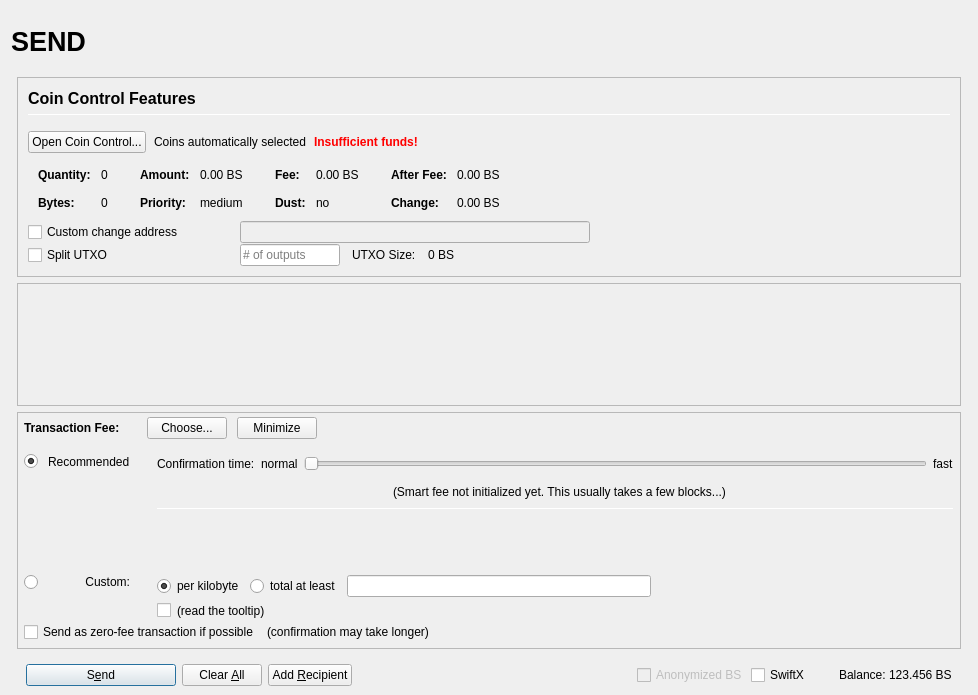
First picture: the form in src/qt/forms/sendcoinsdialog.ui, repository bitstakecore/skw-no-master, before the edit.
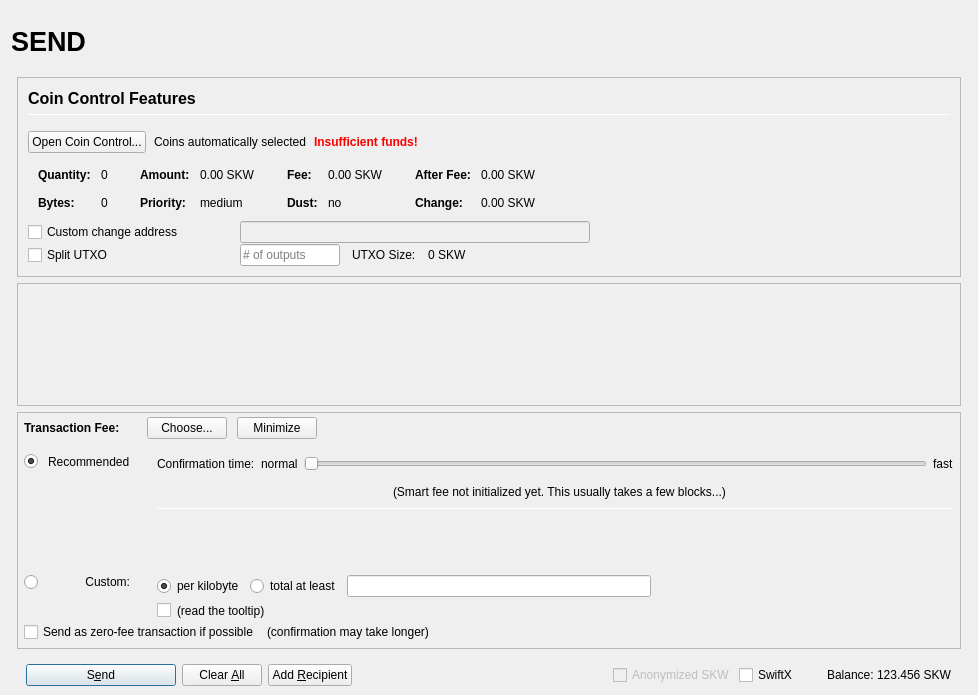
Second picture: the form after the edit. Icons and pictures are not drawn. Custom widgets are drawn as their Qt base class.

```diff
--- a/src/qt/forms/sendcoinsdialog.ui
+++ b/src/qt/forms/sendcoinsdialog.ui
@@ -493,7 +493,7 @@
                         <enum>Qt::ActionsContextMenu</enum>
                        </property>
                        <property name="text">
-                        <string notr="true">0.00 BS</string>
+                        <string notr="true">0.00 SKW</string>
                        </property>
                        <property name="textInteractionFlags">
                         <set>Qt::LinksAccessibleByMouse|Qt::TextSelectableByKeyboard|Qt::TextSelectableByMouse</set>
@@ -573,7 +573,7 @@
                         <enum>Qt::ActionsContextMenu</enum>
                        </property>
                        <property name="text">
-                        <string notr="true">0.00 BS</string>
+                        <string notr="true">0.00 SKW</string>
                        </property>
                        <property name="textInteractionFlags">
                         <set>Qt::LinksAccessibleByMouse|Qt::TextSelectableByKeyboard|Qt::TextSelectableByMouse</set>
@@ -653,7 +653,7 @@
                         <enum>Qt::ActionsContextMenu</enum>
                        </property>
                        <property name="text">
-                        <string notr="true">0.00 BS</string>
+                        <string notr="true">0.00 SKW</string>
                        </property>
                        <property name="textInteractionFlags">
                         <set>Qt::LinksAccessibleByMouse|Qt::TextSelectableByKeyboard|Qt::TextSelectableByMouse</set>
@@ -682,7 +682,7 @@
                         <enum>Qt::ActionsContextMenu</enum>
                        </property>
                        <property name="text">
-                        <string notr="true">0.00 BS</string>
+                        <string notr="true">0.00 SKW</string>
                        </property>
                        <property name="textInteractionFlags">
                         <set>Qt::LinksAccessibleByMouse|Qt::TextSelectableByKeyboard|Qt::TextSelectableByMouse</set>
@@ -849,7 +849,7 @@
                 <item>
                  <widget class="QLabel" name="labelBlockSize">
                   <property name="text">
-                   <string>0 BS</string>
+                   <string>0 SKW</string>
                   </property>
                  </widget>
                 </item>
@@ -1686,7 +1686,7 @@
                 <bool>false</bool>
                </property>
                <property name="text">
-                <string>Anonymized BS</string>
+                <string>Anonymized SKW</string>
                </property>
               </widget>
              </item>
@@ -1725,7 +1725,7 @@
                 <cursorShape>IBeamCursor</cursorShape>
                </property>
                <property name="text">
-                <string notr="true">123.456 BS</string>
+                <string notr="true">123.456 SKW</string>
                </property>
                <property name="textInteractionFlags">
                 <set>Qt::LinksAccessibleByMouse|Qt::TextSelectableByKeyboard|Qt::TextSelectableByMouse</set>
```
Left out of the diff: 18 changed lines with no effect on the pictures.
